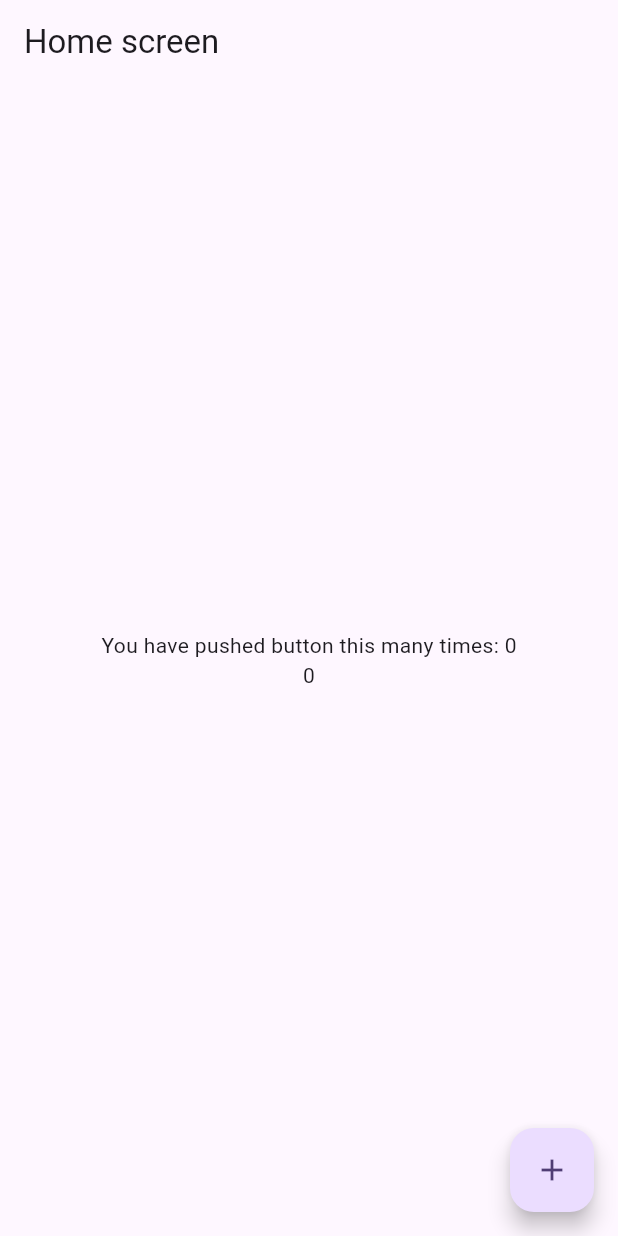
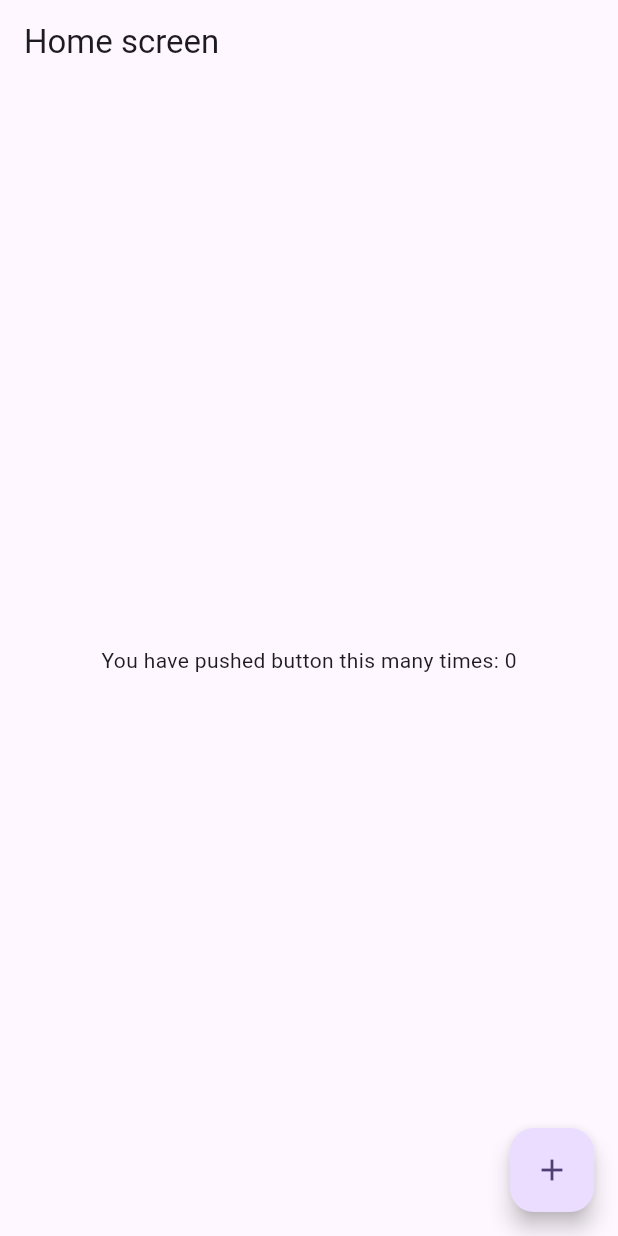
Before and after one commit to amostori/riv_hiv_tutorial, a Flutter app: the screen it shows after launch, on a phone screen of 412 x 824 dp. Run offline on Flutter 3.47's test engine with Material 3 defaults, Android fonts, the phone set to English and light mode, and no system bars; our stand-ins replace flutter_riverpod, go_router, hive_ce, hive_ce_flutter, riverpod_annotation; accounts and stored records are empty; generated files the repository leaves out were written again.

```diff
--- a/lib/src/features/home/presentation/home_screen.dart
+++ b/lib/src/features/home/presentation/home_screen.dart
@@ -19,17 +19,17 @@ class HomeScreen extends ConsumerWidget {
           mainAxisAlignment: MainAxisAlignment.center,
           children: [
             Text('You have pushed button this many times: $counter'),
-            ValueListenableBuilder<Box<CounterModel>>(
-              valueListenable:
-                  Hive.box<CounterModel>(BoxName.boxName).listenable(),
-              builder: (BuildContext context, counterBox, Widget? child) {
-                return Text(
-                  counterBox.isNotEmpty
-                      ? '${counterBox.get(CounterBoxKey.counterBoxKey)?.value}'
-                      : '0',
-                );
-              },
-            ),
+            // ValueListenableBuilder<Box<CounterModel>>(
+            //   valueListenable:
+            //       Hive.box<CounterModel>(BoxName.boxName).listenable(),
+            //   builder: (BuildContext context, counterBox, Widget? child) {
+            //     return Text(
+            //       counterBox.isNotEmpty
+            //           ? '${counterBox.get(CounterBoxKey.counterBoxKey)?.value}'
+            //           : '0',
+            //     );
+            //   },
+            // )
           ],
         ),
       ),
--- a/pubspec.yaml
+++ b/pubspec.yaml
@@ -19,6 +19,7 @@ dependencies:
   hive_ce: ^2.10.1
   hive_ce_flutter: ^2.2.0
   go_router: ^7.0.2
+  uuid: ^4.5.1
 
 dev_dependencies:
   flutter_test:
```
Also changed, not shown: lib/src/features/home/db/counter_model.dart (+7 -0 lines), lib/src/features/home/db/db_helper.dart (+17 -3 lines), pubspec.lock, 1 other file.
